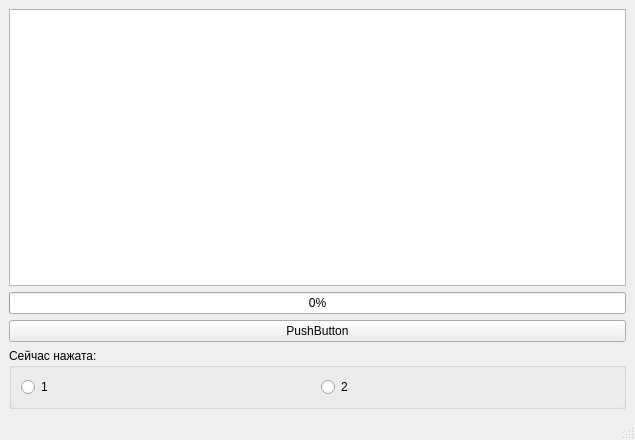
Old version of the form Task04/mainwindow.ui in the repository Anna1112333/QT_4567.
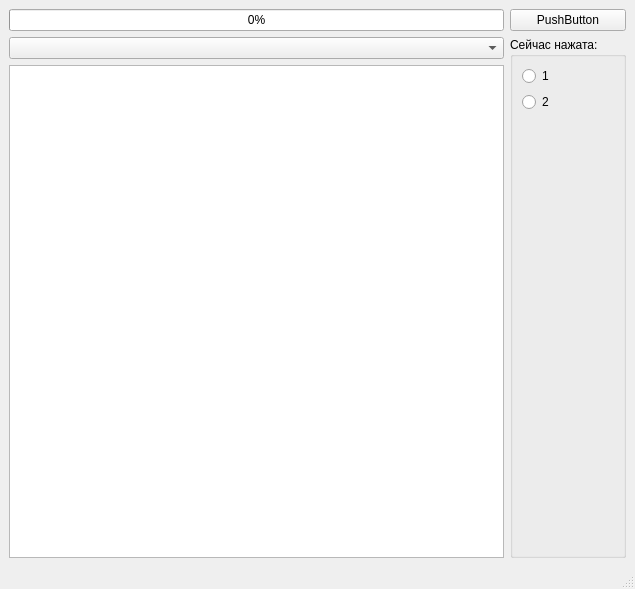
New version of the form.

Commit message: Доьавила выпадающий список

The edit to the form file:
```diff
--- a/Task04/mainwindow.ui
+++ b/Task04/mainwindow.ui
@@ -7,19 +7,18 @@
     <x>0</x>
     <y>0</y>
     <width>635</width>
-    <height>440</height>
+    <height>589</height>
    </rect>
   </property>
   <property name="windowTitle">
    <string>MainWindow</string>
   </property>
   <widget class="QWidget" name="centralwidget">
-   <layout class="QVBoxLayout" name="verticalLayout_2">
+   <layout class="QVBoxLayout" name="verticalLayout_4">
     <item>
-     <layout class="QVBoxLayout" name="verticalLayout">
+     <layout class="QHBoxLayout" name="horizontalLayout_2">
       <item>
-       <widget class="QListWidget" name="LW"/>
-      </item>
+       <layout class="QVBoxLayout" name="verticalLayout_3">
       <item>
        <widget class="QProgressBar" name="prBar">
         <property name="value">
@@ -31,6 +30,16 @@
        </widget>
       </item>
       <item>
+         <widget class="QComboBox" name="comboBox"/>
+        </item>
+        <item>
+         <widget class="QListWidget" name="LW"/>
+        </item>
+       </layout>
+      </item>
+      <item>
+       <layout class="QVBoxLayout" name="verticalLayout_2">
+        <item>
        <widget class="QPushButton" name="pButton">
         <property name="autoFillBackground">
          <bool>false</bool>
@@ -46,8 +55,8 @@
         </property>
        </widget>
       </item>
-     </layout>
-    </item>
+        <item>
+         <layout class="QVBoxLayout" name="verticalLayout">
     <item>
      <widget class="QGroupBox" name="gr01">
       <property name="mouseTracking">
@@ -56,7 +65,7 @@
       <property name="title">
        <string>Сейчас нажата:</string>
       </property>
-      <layout class="QHBoxLayout" name="horizontalLayout">
+            <layout class="QVBoxLayout" name="verticalLayout_5">
        <item>
         <widget class="QRadioButton" name="rButton">
          <property name="text">
@@ -71,8 +80,27 @@
          </property>
         </widget>
        </item>
-      </layout>
-     </widget>
+             <item>
+              <spacer name="verticalSpacer">
+               <property name="orientation">
+                <enum>Qt::Vertical</enum>
+               </property>
+               <property name="sizeHint" stdset="0">
+                <size>
+                 <width>20</width>
+                 <height>40</height>
+                </size>
+               </property>
+              </spacer>
+             </item>
+            </layout>
+           </widget>
+          </item>
+         </layout>
+        </item>
+       </layout>
+      </item>
+     </layout>
     </item>
    </layout>
   </widget>
```
Left out of the diff: 24 changed lines with no effect on the pictures. Lines whose indentation alone changed are shown as unchanged. The commit also changes 2 other files.
